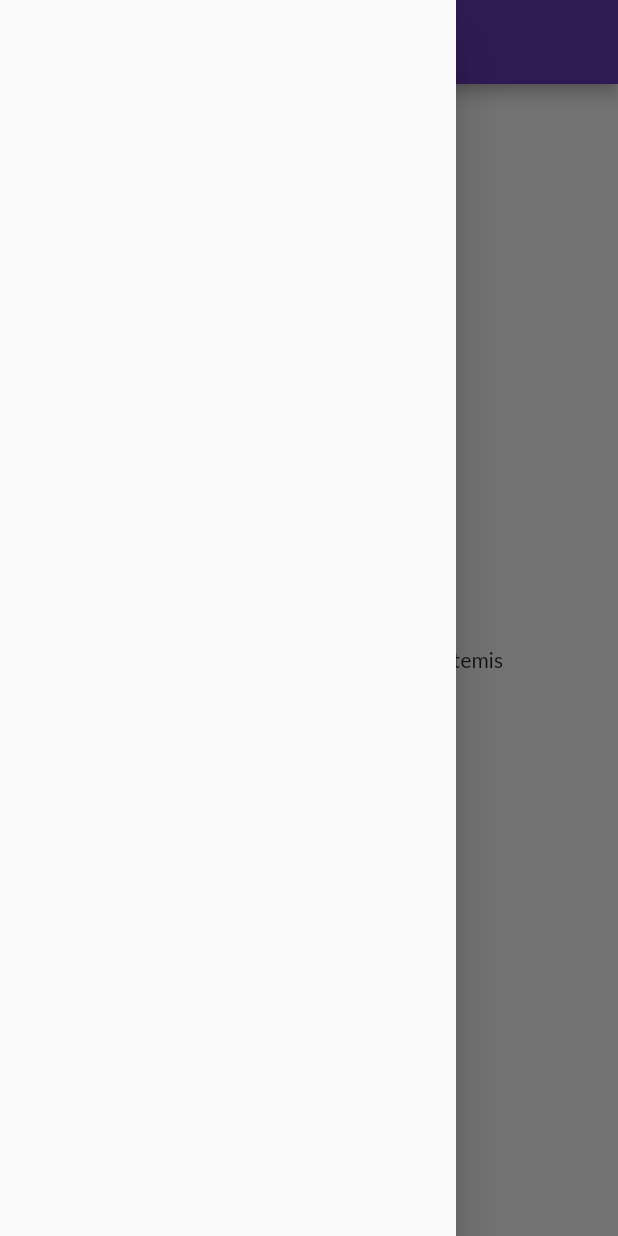
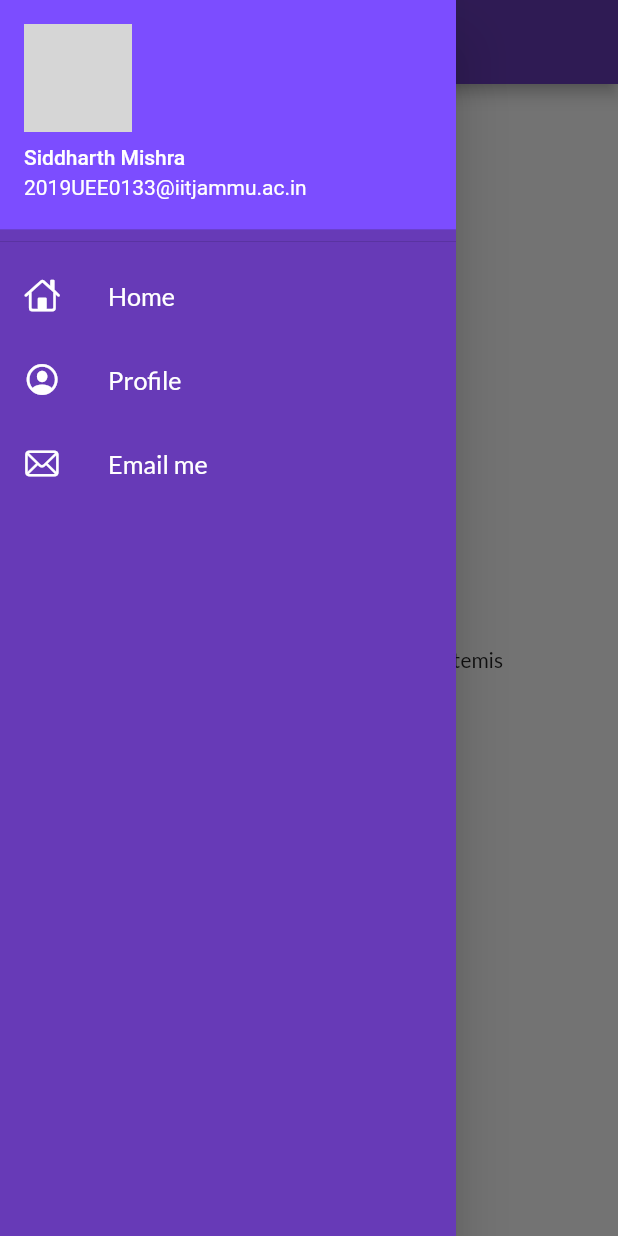
Before and after one commit to artemis-133/CatalogueApptrial, a Flutter app: the Homepage screen opened by its route, with the side drawer open, on a phone screen of 412 x 824 dp. Run offline on Flutter 3.47's test engine with Material 2 defaults, Android fonts, the phone set to English and light mode, and no system bars; our stand-ins replace google_fonts; network calls fail; grey boxes are pictures that could not be loaded.

Commit message:
day-8 complete

```diff
--- a/lib/pages/home_page.dart
+++ b/lib/pages/home_page.dart
@@ -1,4 +1,6 @@
 import 'package:flutter/material.dart';
+
+import '../widgets/drawer.dart';
 
 class Homepage extends StatelessWidget {
   @override
@@ -14,7 +16,7 @@ class Homepage extends StatelessWidget {
           child: Text("Trial of my $numb st flutter app $st"),
         ),
       ),
-      drawer: Drawer(),
+      drawer: MyDrawer(),
     );
   }
 }
--- /dev/null
+++ b/lib/widgets/drawer.dart
@@ -0,0 +1,79 @@
+// ignore_for_file: prefer_const_constructors, prefer_const_declarations
+
+import 'package:flutter/cupertino.dart';
+import "package:flutter/material.dart";
+
+class MyDrawer extends StatelessWidget {
+  const MyDrawer({Key? key}) : super(key: key);
+
+
+  @override
+  Widget build(BuildContext context) {
+    final imageURL = "https://media-exp1.licdn.com/dms/image/C4D03AQHpbu8Y7wx7GA/profile-displayphoto-shrink_200_200/0/1643046780184?e=1668038400&v=beta&t=u6P1_LugkG1QQDnj1-u2AFgBKqSePuixtgnlJLjIepY";
+    return Drawer(
+      child: Container(
+        color: Colors.deepPurple,
+        child: ListView(
+          // ignore: prefer_const_literals_to_create_immutables
+          children: [
+            DrawerHeader(
+              padding:EdgeInsets.zero,
+              child: UserAccountsDrawerHeader(
+                decoration: BoxDecoration(
+                  color:Colors.deepPurpleAccent
+                ),
+                accountName: Text("Siddharth Mishra"),
+                accountEmail: Text("2019UEE0133@iitjammu.ac.in"),
+                currentAccountPicture: CircleAvatar(
+                  backgroundImage: NetworkImage(imageURL),
+                ),
+              ),
+            ),
+            ListTile(
+              leading: Icon(
+                CupertinoIcons.home,
+                color: Colors.white,
+
+              ),
+              title: Text(
+                "Home",
+                textScaleFactor: 1.2,
+                style: TextStyle(
+                  color:Colors.white,
+                ),
+              ),
+            ),
+            ListTile(
+              leading: Icon(
+                CupertinoIcons.profile_circled,
+                color: Colors.white,
+
+              ),
+              title: Text(
+                "Profile",
+                textScaleFactor: 1.2,
+                style: TextStyle(
+                  color:Colors.white,
+                ),
+              ),
+            ),
+            ListTile(
+              leading: Icon(
+                CupertinoIcons.mail,
+                color: Colors.white,
+
+              ),
+              title: Text(
+                "Email me",
+                textScaleFactor: 1.2,
+                style: TextStyle(
+                  color:Colors.white,
+                ),
+              ),
+            ),
+          ],
+        ),
+      ),
+    );
+  }
+}
```
Also changed, not shown: lib/pages/login.dart (+0 -7 lines).
